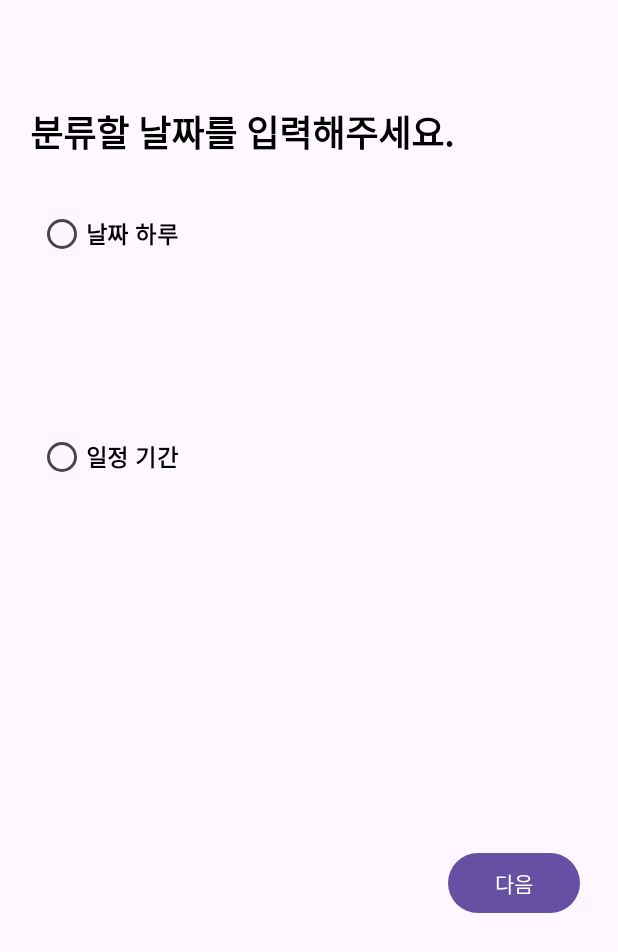
After one commit to Jeongsunga/Image-Classification-Application, an Android app: the Calendar screen opened directly, with no data from a screen before it, on a phone screen of 412 x 824 dp. The commit adds this screen. Shown: the top 952 px of the screen. Run offline under Robolectric (Android 15) with nearby library versions, the phone set to English and light mode, and no system bars.

Commit message:
날짜 필터를 선택했을 때, 하루로 할건지, 기간으로 할건지 라디오 버튼으로 선택하고 정확한 날짜를 입력받는 페이지를 작성함(미디어 접근 허용은 아직...ㅠ)

```diff
--- a/app/build.gradle
+++ b/app/build.gradle
@@ -41,4 +41,5 @@ dependencies {
     testImplementation libs.junit
     androidTestImplementation libs.ext.junit
     androidTestImplementation libs.espresso.core
+
 }
--- /dev/null
+++ b/app/src/main/java/com/example/picutre/Calendar.java
@@ -0,0 +1,200 @@
+package com.example.picutre;
+
+import android.content.Intent;
+import android.os.Bundle;
+import android.text.Editable;
+import android.text.TextWatcher;
+import android.view.View;
+import android.widget.Button;
+import android.widget.EditText;
+import android.widget.RadioButton;
+import android.widget.RadioGroup;
+import android.widget.TextView;
+import android.widget.Toast;
+
+import androidx.activity.EdgeToEdge;
+import androidx.appcompat.app.AppCompatActivity;
+import androidx.core.graphics.Insets;
+import androidx.core.view.ViewCompat;
+import androidx.core.view.WindowInsetsCompat;
+
+public class Calendar extends AppCompatActivity {
+
+    private Button btn_next;
+    private EditText edt_oneday, edt_startday, edt_endDay;
+    private RadioGroup radioGroup;
+    private RadioButton radio_oneDay, radio_during;
+    private TextView wave, warring, warring2;
+    private String oneDay, startDay, endDay;
+
+
+    @Override
+    protected void onCreate(Bundle savedInstanceState) {
+        super.onCreate(savedInstanceState);
+        EdgeToEdge.enable(this);
+        setContentView(R.layout.activity_calendar);
+
+        edt_oneday = findViewById(R.id.edt_oneday);
+        edt_startday = findViewById(R.id.edt_startday);
+        edt_endDay = findViewById(R.id.edt_endDay);
+        radioGroup = findViewById(R.id.radioGroup);     //라디오 버튼을 담고 있는 그룹
+        btn_next = findViewById(R.id.btn_next);
+        radio_oneDay = findViewById(R.id.radio_oneDay);
+        radio_during = findViewById(R.id.radio_during);
+        wave = findViewById(R.id.text_wave);
+        warring = findViewById(R.id.warring);
+        warring2 = findViewById(R.id.warring2);
+
+
+        //라디오 버튼의 상태값이 변경됐음을 감지
+        radioGroup.setOnCheckedChangeListener(new RadioGroup.OnCheckedChangeListener() {
+            @Override
+            public void onCheckedChanged(RadioGroup group, int checkedId) {
+                if(checkedId == R.id.radio_oneDay) {
+                    // 하루 일정만 텍스트뷰에 띄움
+                    edt_oneday.setVisibility(View.VISIBLE);
+                    edt_oneday.addTextChangedListener(new TextWatcher() {
+                        @Override
+                        public void beforeTextChanged(CharSequence s, int start, int count, int after) {
+
+                        }
+
+                        @Override
+                        public void onTextChanged(CharSequence s, int start, int before, int count) {
+                            warring2.setText("날짜를 모두 입력해주세요.");
+                            warring2.setVisibility(View.VISIBLE);
+                        }
+
+                        @Override
+                        public void afterTextChanged(Editable s) {
+                            if(s.length() != 10) {
+                                warring2.setText("날짜를 모두 입력해주세요.");
+                                warring2.setVisibility(View.VISIBLE);
+                            }else {
+                                warring2.setVisibility(View.INVISIBLE);
+
+                            }
+                        }
+                    });
+
+                }else {
+                    edt_oneday.setVisibility(View.INVISIBLE);
+                    warring2.setVisibility(View.INVISIBLE);
+                }
+
+                if(checkedId == R.id.radio_during) {
+                    // 이틀 일정을 텍스트뷰에 띄움
+                    edt_startday.setVisibility(View.VISIBLE);
+                    edt_endDay.setVisibility(View.VISIBLE);
+                    wave.setVisibility(View.VISIBLE);
+
+                }else {
+                    edt_startday.setVisibility(View.INVISIBLE);
+                    edt_endDay.setVisibility(View.INVISIBLE);
+                    wave.setVisibility(View.INVISIBLE);
+                    warring.setVisibility(View.INVISIBLE);
+                }
+
+                edt_startday.addTextChangedListener(new TextWatcher() {
+                    @Override
+                    public void beforeTextChanged(CharSequence s, int start, int count, int after) {
+                        //텍스트 변경 전 호출되는 메소드
+                    }
+
+                    @Override
+                    public void onTextChanged(CharSequence s, int start, int before, int count) {
+                        //텍스트 변경 될 때 호출되는 메소드
+                        warring.setVisibility(View.INVISIBLE);
+                    }
+
+                    @Override
+                    public void afterTextChanged(Editable s) {
+                        //텍스트가 변경 후에 호출되는 메소드
+                        if (s.length() == 10) {
+                            startDay = edt_startday.getText().toString().trim();
+                            String[] parts1 = startDay.split("\\.");
+                            // 달이 1-12월 벗어나면 에러, 날이 벗어나면 에러
+                            int startYear = Integer.parseInt(parts1[0]);
+                            int startMonth = Integer.parseInt(parts1[1]);
+                            int Start_Day = Integer.parseInt(parts1[2]);
+
+                            edt_endDay.addTextChangedListener(new TextWatcher() {
+                                @Override
+                                public void beforeTextChanged(CharSequence s, int start, int count, int after) {
+
+                                }
+
+                                @Override
+                                public void onTextChanged(CharSequence s, int start, int before, int count) {
+                                    warring.setVisibility(View.INVISIBLE);
+                                }
+
+                                @Override
+                                public void afterTextChanged(Editable s) {
+                                    if (s.length() == 10) {
+                                        endDay = edt_endDay.getText().toString().trim();
+                                        String[] parts2 = endDay.split("\\.");
+                                        int EndYear = Integer.parseInt(parts2[0]);
+                                        int EndMonth = Integer.parseInt(parts2[1]);
+                                        int End_Day = Integer.parseInt(parts2[2]);
+
+                                        // 날짜가 같거나 뒤의 날짜가 앞의 날짜보다 이를 때 에러 문구 띄우기
+                                        if(startYear == EndYear && startMonth == EndMonth && Start_Day == End_Day) {
+                                            //날짜가 같습니다.
+                                            warring.setText("날짜가 같습니다.");
+                                            warring.setVisibility(View.VISIBLE);
+                                        }else if(startYear > EndYear) { // 시작 년도가 끝 년도보다 클 때
+                                            warring.setText("날짜 입력이 잘못되었습니다.");
+                                            warring.setVisibility(View.VISIBLE);
+                                        }else if(startYear == EndYear && startMonth > EndMonth) { // 시작 년도와 끝 년도가 같고 시작 년도가 끝 년도보다 클 때
+                                            warring.setText("날짜 입력이 잘못되었습니다.");
+                                            warring.setVisibility(View.VISIBLE);
+                                        }else if(startYear == EndYear && startMonth == EndMonth && Start_Day > End_Day) {
+                                            // // 시작 년도와 끝 년도가 같고, 시작 년도와 끝 년도가 같고, 시작 날이 끝 날 보다 클 때
+                                            warring.setText("날짜 입력이 잘못되었습니다.");
+                                            warring.setVisibility(View.VISIBLE);
+                                        }
+
+                                    }else {
+                                        warring.setText("날짜를 모두 입력해주세요.");
+                                        warring.setVisibility(View.VISIBLE);
+                                    }
+                                }
+                            });
+
+                        }else {
+                            warring.setText("날짜를 모두 입력해주세요.");
+                            warring.setVisibility(View.VISIBLE);
+                        }
+                    }
+                });
+            }
+        });
+
+        int warring_sight = warring.getVisibility();
+        int warring2_sight = warring2.getVisibility();
+
+        btn_next.setOnClickListener(new View.OnClickListener() {
+            @Override
+            public void onClick(View v) {
+                //한 가지도 선택하지 않았을 때 토스트 문구 알림
+                if(radio_oneDay.isChecked() == false && radio_during.isChecked() == false) {
+                    Toast toast = Toast.makeText(getApplicationContext(), "한 가지 선택해 주세요.",Toast.LENGTH_SHORT);
+                    toast.show();
+                }else if(warring_sight == View.VISIBLE || warring2_sight == View.VISIBLE) {
+                    Toast toast = Toast.makeText(getApplicationContext(), "날짜를 정확하게 입력해주세요 .",Toast.LENGTH_SHORT);
+                    toast.show();
+                }else {
+                    Intent intent = new Intent(Calendar.this, GalleryList.class);
+                    startActivity(intent);
+                }
+            }
+        });
+
+        ViewCompat.setOnApplyWindowInsetsListener(findViewById(R.id.main), (v, insets) -> {
+            Insets systemBars = insets.getInsets(WindowInsetsCompat.Type.systemBars());
+            v.setPadding(systemBars.left, systemBars.top, systemBars.right, systemBars.bottom);
+            return insets;
+        });
+    }
+}
--- /dev/null
+++ b/app/src/main/res/layout/activity_calendar.xml
@@ -0,0 +1,124 @@
+<?xml version="1.0" encoding="utf-8"?>
+<LinearLayout xmlns:android="http://schemas.android.com/apk/res/android"
+    xmlns:app="http://schemas.android.com/apk/res-auto"
+    xmlns:tools="http://schemas.android.com/tools"
+    android:id="@+id/main"
+    android:layout_width="match_parent"
+    android:layout_height="match_parent"
+    tools:context=".Calendar"
+    android:orientation="vertical">
+
+    <TextView
+        android:layout_width="match_parent"
+        android:layout_height="wrap_content"
+        android:text="분류할 날짜를 입력해주세요."
+        android:textSize="24sp"
+        android:textColor="#000000"
+        android:textStyle="bold"
+        android:layout_marginTop="70dp"
+        android:layout_marginLeft="20dp"/>
+
+    <RadioGroup
+        android:id="@+id/radioGroup"
+        android:layout_width="match_parent"
+        android:layout_height="wrap_content">
+
+        <RadioButton
+            android:id="@+id/radio_oneDay"
+            android:layout_width="wrap_content"
+            android:layout_height="40dp"
+            android:layout_marginLeft="25dp"
+            android:layout_marginTop="30dp"
+            android:text="날짜 하루"
+            android:textColor="#000000"
+            android:textSize="15sp"
+            android:textStyle="bold"/>
+
+        <EditText
+            android:id="@+id/edt_oneday"
+            android:layout_width="match_parent"
+            android:layout_height="wrap_content"
+            android:layout_centerInParent="true"
+            android:hint="YYYY.MM.DD"
+            android:layout_marginLeft="50dp"
+            android:layout_marginRight="50dp"
+            android:visibility="invisible"/>
+
+        <TextView
+            android:id="@+id/warring2"
+            android:layout_width="wrap_content"
+            android:layout_height="wrap_content"
+            android:layout_marginTop="10dp"
+            android:layout_marginLeft="55dp"
+            android:textSize="15dp"
+            android:textColor="#F44336"
+            android:visibility="invisible"
+            android:text="* 에러 문구가 뜨는 곳입니다."/>
+
+        <RadioButton
+            android:id="@+id/radio_during"
+            android:layout_width="wrap_content"
+            android:layout_height="40dp"
+            android:layout_marginLeft="25dp"
+            android:layout_marginTop="30dp"
+            android:text="일정 기간"
+            android:textColor="#000000"
+            android:textSize="15sp"
+            android:textStyle="bold"
+            />
+
+        <EditText
+            android:id="@+id/edt_startday"
+            android:layout_width="match_parent"
+            android:layout_height="wrap_content"
+            android:layout_centerInParent="true"
+            android:hint="YYYY.MM.DD"
+            android:layout_marginLeft="50dp"
+            android:layout_marginRight="50dp"
+            android:layout_marginTop="15dp"
+            android:visibility="invisible"/>
+
+        <TextView
+            android:id="@+id/text_wave"
+            android:layout_width="wrap_content"
+            android:layout_height="wrap_content"
+            android:text=" ~ "
+            android:layout_gravity="center"
+            android:textSize="30sp"
+            android:visibility="invisible"/>
+
+        <EditText
+            android:id="@+id/edt_endDay"
+            android:layout_width="match_parent"
+            android:layout_height="wrap_content"
+            android:layout_centerInParent="true"
+            android:hint="YYYY.MM.DD"
+            android:layout_marginLeft="50dp"
+            android:layout_marginRight="50dp"
+            android:visibility="invisible"/>
+
+        <TextView
+            android:id="@+id/warring"
+            android:layout_width="wrap_content"
+            android:layout_height="wrap_content"
+            android:layout_marginTop="10dp"
+            android:layout_marginLeft="55dp"
+            android:textSize="15dp"
+            android:textColor="#F44336"
+            android:visibility="invisible"
+            android:text="* 에러 문구가 뜨는 곳입니다."/>
+
+    </RadioGroup>
+
+    <Button
+        android:id="@+id/btn_next"
+        android:layout_width="wrap_content"
+        android:layout_height="wrap_content"
+        android:text="다음"
+        android:layout_gravity="right"
+        android:layout_marginTop="60dp"
+        android:layout_marginRight="25dp"/>
+
+
+
+</LinearLayout>
--- a/app/src/main/res/layout/activity_filter.xml
+++ b/app/src/main/res/layout/activity_filter.xml
@@ -148,7 +148,7 @@
     </LinearLayout>
 
     <CheckBox
-        android:id="@+id/chbox_faceClosed"
+        android:id="@+id/chbox_hopeDate"
         android:layout_width="wrap_content"
         android:layout_height="40dp"
         android:layout_marginLeft="40dp"
```
Also changed, not shown: app/src/main/AndroidManifest.xml (+9 -3 lines), app/src/main/java/com/example/picutre/Filter.java (+17 -8 lines), app/src/main/java/com/example/picutre/GalleryList.java (+16 -0 lines), app/src/main/res/drawable/loading.gif (added).
